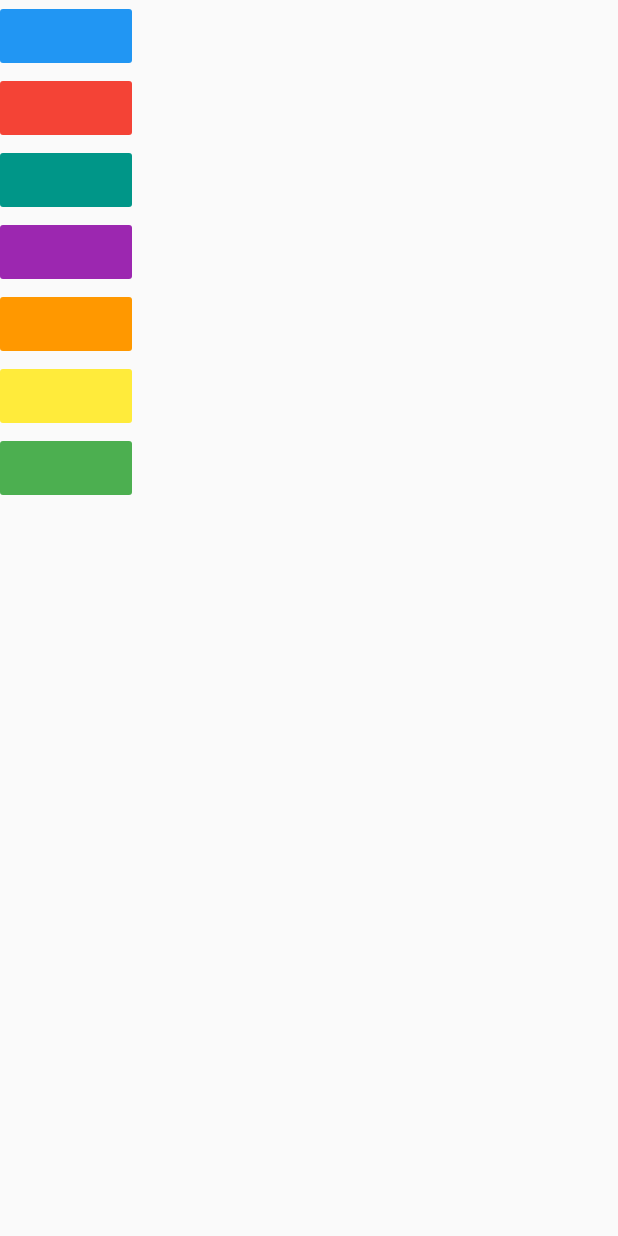
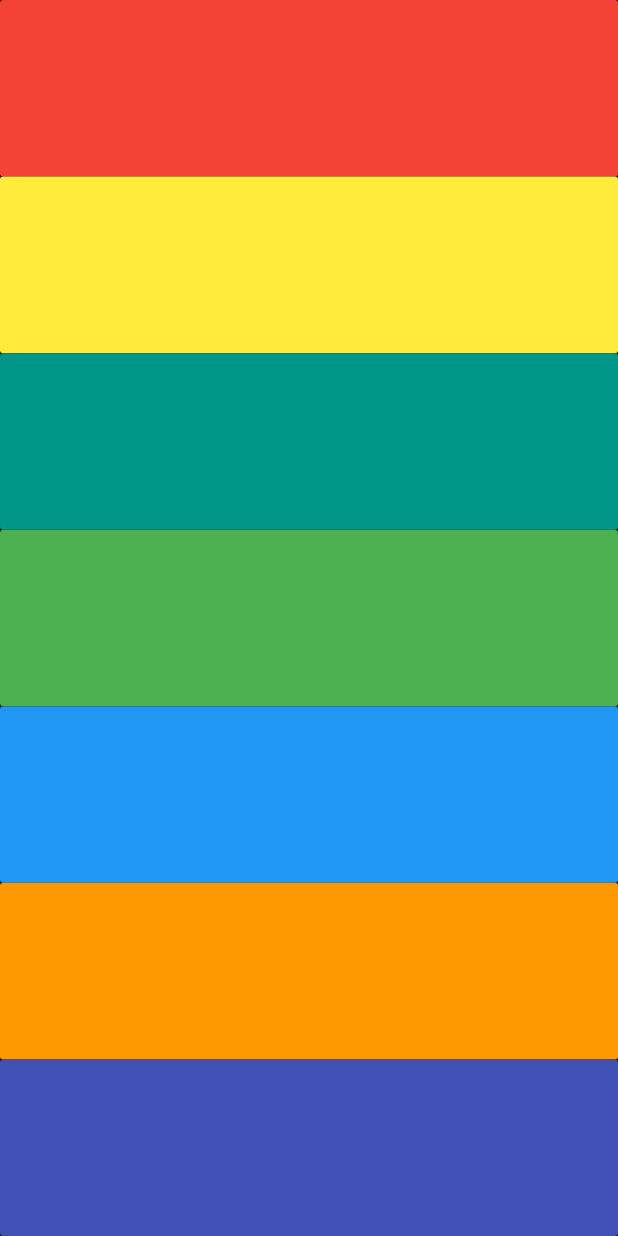
Before and after one commit to matr0s/xylophone-flutter-task, a Flutter app: the screen it shows after launch, on a phone screen of 412 x 824 dp. Run offline on Flutter 3.47's test engine with Material 2 defaults, Android fonts, the light colour scheme and no system bars; our stand-ins replace audioplayers.

Commit message:
final commit

```diff
--- a/lib/main.dart
+++ b/lib/main.dart
@@ -9,57 +9,33 @@ class XylophoneApp extends StatelessWidget {
     player.play('note$soundNum.wav');
   }
 
+  Expanded soundItem({Color color, int soundNum}) {
+    return Expanded(
+      child: FlatButton(
+        onPressed: () {
+          playSound(soundNum);
+        },
+        color: color,
+      ),
+    );
+  }
+
   @override
   Widget build(BuildContext context) {
     return MaterialApp(
       home: Scaffold(
+        backgroundColor: Colors.black,
         body: SafeArea(
-          child: Column(
-            children: [
-              FlatButton(
-                onPressed: () {
-                  playSound(1);
-                },
-                color: Colors.blue,
-              ),
-              FlatButton(
-                onPressed: () {
-                  playSound(2);
-                },
-                color: Colors.red,
-              ),
-              FlatButton(
-                onPressed: () {
-                  playSound(3);
-                },
-                color: Colors.teal,
-              ),
-              FlatButton(
-                onPressed: () {
-                  playSound(4);
-                },
-                color: Colors.purple,
-              ),
-              FlatButton(
-                onPressed: () {
-                  playSound(5);
-                },
-                color: Colors.orange,
-              ),
-              FlatButton(
-                onPressed: () {
-                  playSound(6);
-                },
-                color: Colors.yellow,
-              ),
-              FlatButton(
-                onPressed: () {
-                  playSound(7);
-                },
-                color: Colors.green,
-              ),
-            ],
-          ),
+          child:
+              Column(crossAxisAlignment: CrossAxisAlignment.stretch, children: [
+            soundItem(color: Colors.red, soundNum: 1),
+            soundItem(color: Colors.yellow, soundNum: 2),
+            soundItem(color: Colors.teal, soundNum: 3),
+            soundItem(color: Colors.green, soundNum: 4),
+            soundItem(color: Colors.blue, soundNum: 5),
+            soundItem(color: Colors.orange, soundNum: 6),
+            soundItem(color: Colors.indigo, soundNum: 7),
+          ]),
         ),
       ),
     );
```
Also changed, not shown: 1 other file.
